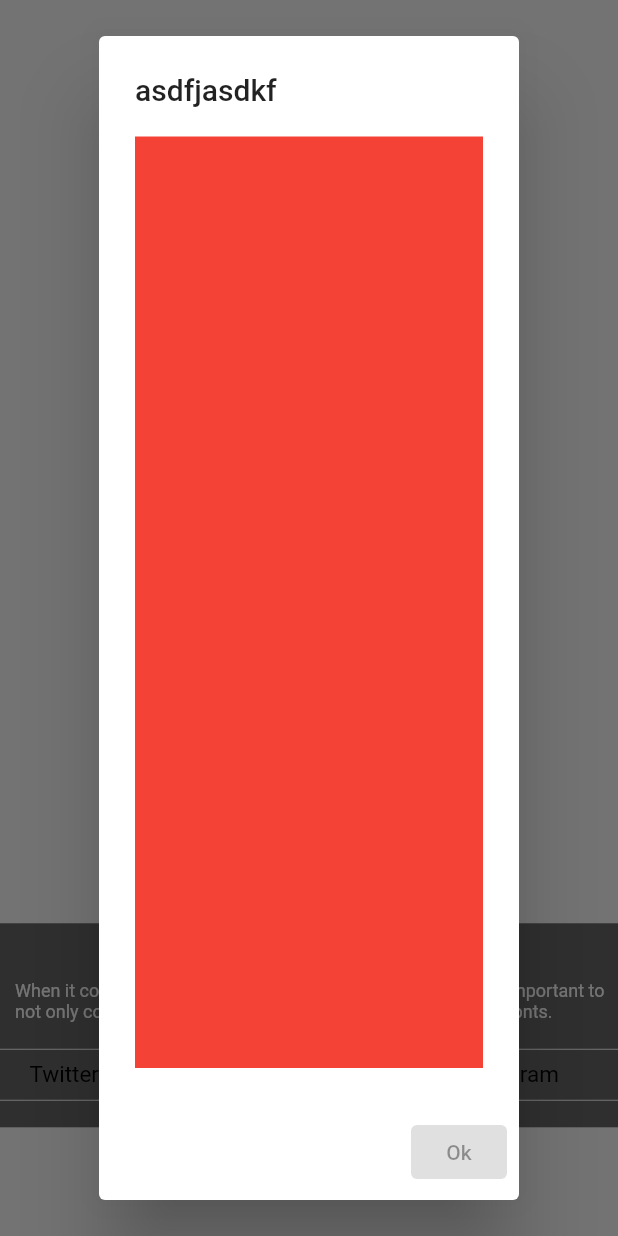
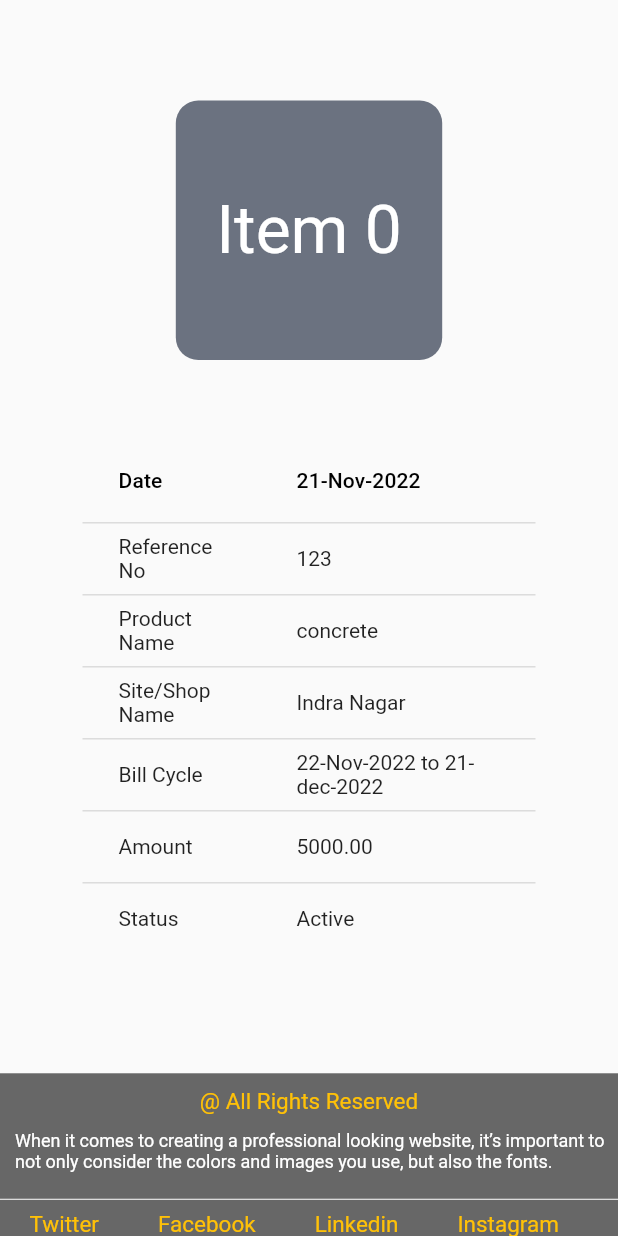
Before and after one commit to ABHISHEK0319/lmb_project, a Flutter app: the UserDashboard screen opened directly, after a tap on an icon or button, on a phone screen of 412 x 824 dp. Run offline on Flutter 3.47's test engine with Material 2 defaults, Android fonts, the phone set to English and light mode, and no system bars; drawn by our look-alikes of velocity_x; our stand-ins replace animated_text_kit, avatar_glow, flutter_icons_null_safety, google_fonts, shimmer; missing offline and left inert: dart:html, flutter_animated_button.

Commit message:
dashboard+NavItem changes

```diff
--- a/lib/CustomUi/footer.dart
+++ b/lib/CustomUi/footer.dart
@@ -50,18 +50,22 @@ class DesktopFooter extends StatelessWidget {
                       NavItem(
                         title: 'Twitter',
                         tapEvent: () {},
+                        color: Colors.amber,
                       ),
                       NavItem(
                         title: 'Facebook',
                         tapEvent: () {},
+                        color: Colors.amber,
                       ),
                       NavItem(
                         title: 'Linkedin',
                         tapEvent: () {},
+                        color: Colors.amber,
                       ),
                       NavItem(
                         title: 'Instagram',
                         tapEvent: () {},
+                        color: Colors.amber,
                       ),
                     ],
                   ),
@@ -173,21 +177,25 @@ class MobileFooter extends StatelessWidget {
               NavItem(
                 title: 'Twitter',
                 tapEvent: () {},
+                color: Colors.amber,
               ),
               const SizedBox(height: 10),
               NavItem(
                 title: 'Facebook',
                 tapEvent: () {},
+                color: Colors.amber,
               ),
               const SizedBox(height: 10),
               NavItem(
                 title: 'Linkedin',
                 tapEvent: () {},
+                color: Colors.amber,
               ),
               const SizedBox(height: 10),
               NavItem(
                 title: 'Instagram',
                 tapEvent: () {},
+                color: Colors.amber,
               ),
               const SizedBox(height: 10),
             ],
@@ -262,10 +270,15 @@ class MobileFooter extends StatelessWidget {
 }
 
 class NavItem extends StatelessWidget {
-  const NavItem({Key? key, required this.title, required this.tapEvent})
-      : super(key: key);
+  const NavItem({
+    Key? key,
+    required this.title,
+    required this.tapEvent,
+    this.color,
+  }) : super(key: key);
 
   final String title;
+  final Color? color;
   final GestureTapCallback tapEvent;
 
   @override
@@ -275,7 +288,7 @@ class NavItem extends StatelessWidget {
       hoverColor: Colors.transparent,
       child: Text(
         title,
-        style: const TextStyle(color: Colors.black, fontSize: 15),
+        style: TextStyle(color: color, fontSize: 15),
       ),
     );
   }
--- a/lib/CustomUi/login_changes_icons.dart
+++ b/lib/CustomUi/login_changes_icons.dart
@@ -41,6 +41,7 @@ class MyConditionWidget2 extends StatelessWidget {
                     ModalRoute.withName("/"),
                   );
                 },
+                color: Colors.black,
               ),
             ),
           ),
--- a/lib/pages/tab_logedin_page.dart
+++ b/lib/pages/tab_logedin_page.dart
@@ -60,7 +60,10 @@ class _TabsLogedinPageState extends State<TabsLogedinPage> {
                   ),
                   OnHoverButton(
                     child: Tab(
-                      icon: Icon(Icons.logout),
+                      icon: Icon(
+                        Icons.logout,
+                        color: Colors.red,
+                      ),
                       //text: "LOGOUT",
                     ),
                   ),
--- a/lib/pages/userDashboard.dart
+++ b/lib/pages/userDashboard.dart
@@ -24,7 +24,7 @@ class UserDashboard extends StatelessWidget {
                 ),
               ),
               //MyTabledataContainer(),
-              SizedBox(height: 150),
+              SizedBox(height: 250),
               Footer(),
             ],
           ),
@@ -44,15 +44,33 @@ class MyTabledataContainer extends StatefulWidget {
 class _MyTabledataContainerState extends State<MyTabledataContainer> {
   @override
   Widget build(BuildContext context) {
-    return AlertDialog(
-        title: const Text("asdfjasdkf"),
-        content: InkWell(
-          onTap: null,
-          child: Container(
-            color: Colors.red,
-          ),
-        ),
-        actions: const [ElevatedButton(onPressed: null, child: Text("Ok"))]);
+    return DataTable(columns: const [
+      DataColumn(label: Text("Date")),
+      DataColumn(label: Text("21-Nov-2022"))
+    ], rows: const [
+      DataRow(cells: [DataCell(Text("Reference No")), DataCell(Text("123"))]),
+      DataRow(
+          cells: [DataCell(Text("Product Name")), DataCell(Text("concrete"))]),
+      DataRow(cells: [
+        DataCell(Text("Site/Shop Name")),
+        DataCell(Text("Indra Nagar"))
+      ]),
+      DataRow(cells: [
+        DataCell(Text("Bill Cycle")),
+        DataCell(Text("22-Nov-2022 to 21-dec-2022"))
+      ]),
+      DataRow(cells: [DataCell(Text("Amount")), DataCell(Text("5000.00"))]),
+      DataRow(cells: [DataCell(Text("Status")), DataCell(Text("Active"))]),
+    ]);
+    //  AlertDialog(
+    //     title: const Text("asdfjasdkf"),
+    //     content: InkWell(
+    //       onTap: null,
+    //       child: Container(
+    //         color: Colors.red,
+    //       ),
+    //     ),
+    //     actions: const [ElevatedButton(onPressed: null, child: Text("Ok"))]);
   }
 }
 
@@ -64,18 +82,35 @@ class MyVxDashboard extends StatefulWidget {
 }
 
 class _MyVxDashboardState extends State<MyVxDashboard> {
+  bool _isVisible = true;
+  @override
+  void initState() {
+    super.initState();
+    setState(() {
+      _isVisible = !_isVisible;
+    });
+  }
+
+  showTable() {
+    setState(() {
+      _isVisible = !_isVisible;
+    });
+  }
+
   @override
   Widget build(BuildContext context) {
     return Container(
       width: MediaQuery.of(context).size.width * 0.9,
       height: MediaQuery.of(context).size.height * 0.48,
       decoration: const BoxDecoration(),
+      child: Column(
+        children: [
+          Expanded(
+            flex: 2,
+            child: SizedBox(
+              height: 200,
               child: InkWell(
-        onTap: () {
-          showDialog(
-              context: context,
-              builder: ((context) => const MyTabledataContainer()));
-        },
+                onTap: showTable,
                 child: List.generate(
                     10,
                     (index) => "Item $index"
@@ -98,6 +133,20 @@ class _MyVxDashboardState extends State<MyVxDashboard> {
                     scrollDirection:
                         context.isMobile ? Axis.horizontal : Axis.horizontal),
               ),
+            ),
+          ),
+          const SizedBox(height: 20),
+          Expanded(
+            child: Visibility(
+              visible: _isVisible,
+              child: const MyTabledataContainer(),
+            ),
+          ),
+          const SizedBox(
+            height: 20,
+          )
+        ],
+      ),
     );
   }
 }
```
Also changed, not shown: lib/main.dart (+0 -82 lines). Lines whose indentation alone changed are shown as unchanged.
